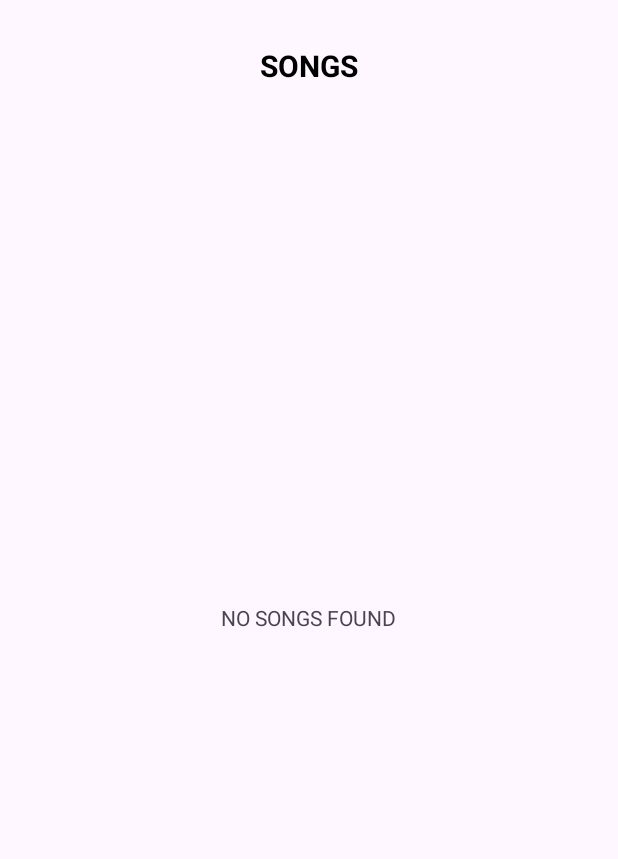
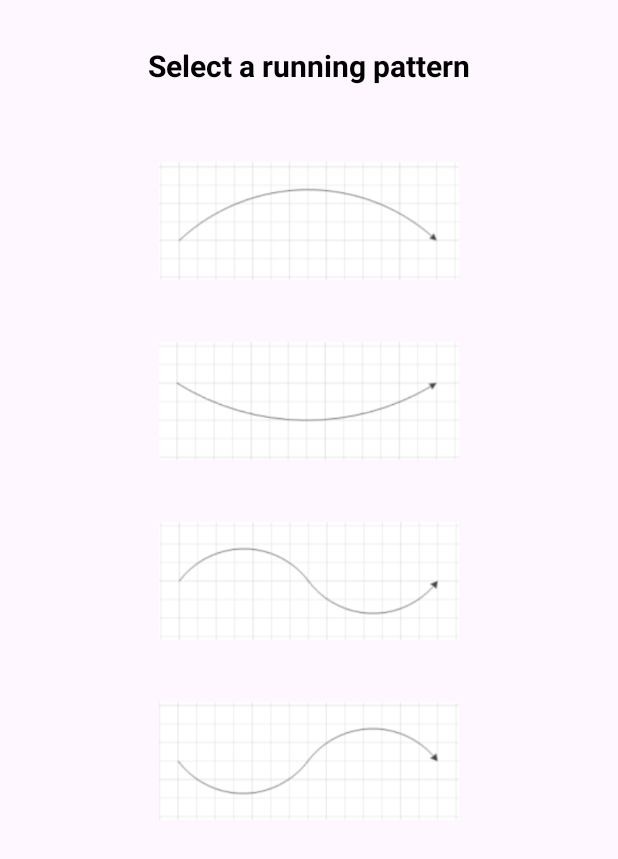
Before and after one commit to ezhou0716/MusicRunner, an Android app: the screen it shows after launch (MainActivity), on a phone screen of 412 x 824 dp. Shown: the top 859 px of the screen. Run offline under Robolectric (Android 15) with nearby library versions, the phone set to English and light mode, and no system bars.

Commit message:
New Code

```diff
--- a/app/src/main/java/com/example/musicrunner/MainActivity.java
+++ b/app/src/main/java/com/example/musicrunner/MainActivity.java
@@ -1,18 +1,15 @@
 package com.example.musicrunner;
 
+import android.Manifest;
 import android.content.Context;
 import android.content.Intent;
 import android.content.pm.PackageManager;
-import android.hardware.Sensor;
-import android.hardware.SensorEvent;
-import android.hardware.SensorEventListener;
-import android.hardware.SensorManager;
 import android.net.Uri;
 import android.os.Bundle;
 import android.os.Environment;
-import android.provider.MediaStore;
 import android.util.Log;
 import android.view.View;
+import android.widget.ImageView;
 import android.widget.TextView;
 import android.widget.Toast;
 import android.database.Cursor;
@@ -25,17 +22,14 @@ import androidx.core.graphics.Insets;
 import androidx.core.view.ViewCompat;
 import androidx.core.view.WindowInsetsCompat;
 import androidx.recyclerview.widget.LinearLayoutManager;
-import androidx.recyclerview.widget.RecyclerView;
-
-import java.io.File;
-import java.util.ArrayList;
 
 public class MainActivity extends AppCompatActivity {
 
-    RecyclerView recyclerView;
-    TextView noMusicTextView;
-
-    ArrayList<AudioModel> songsList = new ArrayList<>();
+    TextView patternsTv;
+    ImageView pattern1;
+    ImageView pattern2;
+    ImageView pattern3;
+    ImageView pattern4;
 
     @Override
     protected void onCreate(Bundle savedInstanceState) {
@@ -52,10 +46,11 @@ public class MainActivity extends AppCompatActivity {
 
         Log.w("<><><>", "in onCreate of main activity ");
 
-        recyclerView = findViewById(R.id.recycler_view);
-        recyclerView.setLayoutManager(new LinearLayoutManager(this));
-
-        noMusicTextView = findViewById(R.id.no_songs_text);
+        patternsTv = findViewById(R.id.patterns_text);
+        pattern1 = findViewById(R.id.pattern1);
+        pattern2 = findViewById(R.id.pattern2);
+        pattern3 = findViewById(R.id.pattern3);
+        pattern4 = findViewById(R.id.pattern4);
 
         if(!checkAudioPermission()){
             Log.w("<><><>", "About to request Permission.... ");
@@ -63,76 +58,19 @@ public class MainActivity extends AppCompatActivity {
             return;
         }
 
-        Log.w("<><><>", "external storage directory: " + Environment.getExternalStorageDirectory().getAbsolutePath());
-        String rootPath = Environment.getExternalStorageDirectory().getAbsolutePath();
+        pattern1.setOnClickListener(v-> runPattern(1));
+        pattern2.setOnClickListener(v-> runPattern(2));
+        pattern3.setOnClickListener(v-> runPattern(3));
+        pattern4.setOnClickListener(v-> runPattern(4));
 
-        String path=rootPath + "/MyMusic/Samples/m1.m4a";
-        File file = new File(path);
-        if(file.exists()) {
-            Log.w("<><><>", "this song exists: /MyMusic/Samples/m1.m4a");
-
-            AudioModel songData = new AudioModel(path, "m1", "180000", 0, 80); // duration will be reset
-            songsList.add(songData);
-
-        }
-        else {
-            Log.w("<><><>", "this song does not exists: /MyMusic/Samples/m1.m4a");
-        }
-
-        path=rootPath + "/MyMusic/Samples/m2.m4a";
-        file = new File(path);
-        if(file.exists()) {
-            Log.w("<><><>", "this song exists: /MyMusic/Samples/m2.m4a");
-
-            AudioModel songData = new AudioModel(path, "m2", "180000", 80, 120); // duration will be reset
-            songsList.add(songData);
-
-        }
-        else {
-            Log.w("<><><>", "this song does not exists: /MyMusic/Samples/m2.m4a");
-        }
-
-        path=rootPath + "/MyMusic/Samples/m3.m4a";
-        file = new File(path);
-        if(file.exists()) {
-            Log.w("<><><>", "this song exists: /MyMusic/Samples/m3.m4a");
-
-            AudioModel songData = new AudioModel(path, "m3", "180000", 120, 160); // duration will be reset
-            songsList.add(songData);
-
-        }
-        else {
-            Log.w("<><><>", "this song does not exists: /MyMusic/Samples/m3.m4a");
-        }
-
-        path=rootPath + "/MyMusic/Samples/m4.m4a";
-        file = new File(path);
-        if(file.exists()) {
-            Log.w("<><><>", "this song exists: /MyMusic/Samples/m4.m4a");
-
-            AudioModel songData = new AudioModel(path, "m4", "180000", 160, 220); // duration will be reset
-            songsList.add(songData);
-
-        }
-        else {
-            Log.w("<><><>", "this song does not exists: /MyMusic/Samples/m4.m4a");
-        }
-
-        if(songsList.size()==0){
-            Log.w("<><><>", "No Songs Found.");
-            noMusicTextView.setVisibility(View.VISIBLE);
-        }else{
-            //recyclerview
-            //recyclerView.setLayoutManager(new LinearLayoutManager(this));
-            recyclerView.setAdapter(new MusicListAdapter(songsList,getApplicationContext()));
-        }
+        // TODO more patterns to be added
 
     }
+
     boolean checkAudioPermission() {
-        //Android 13
-        int result = ContextCompat.checkSelfPermission(MainActivity.this, android.Manifest.permission.READ_MEDIA_AUDIO);
-        //ANDROID 10:
-        //int result = ContextCompat.checkSelfPermission(MainActivity.this, android.Manifest.permission.READ_EXTERNAL_STORAGE);
+        // android 13
+        // int result = ContextCompat.checkSelfPermission(MainActivity.this, android.Manifest.permission.READ_MEDIA_AUDIO);
+        int result = ContextCompat.checkSelfPermission(MainActivity.this, Manifest.permission.READ_EXTERNAL_STORAGE);
         if (result == PackageManager.PERMISSION_GRANTED) {
             return true;
         }
@@ -141,7 +79,7 @@ public class MainActivity extends AppCompatActivity {
         }
     }
     void requestAudioPermission() {
-        /** ANDROID 13*/
+        /** ANDROID 13
         if(ActivityCompat.shouldShowRequestPermissionRationale(MainActivity.this, android.Manifest.permission.READ_MEDIA_AUDIO)){
             Log.w("<><><>", "shouldShowRequestPermissionRationale...");
             Toast.makeText(MainActivity.this,"READ PERMISSION IS REQUIRED,PLEASE ALLOW FROM SETTINGS",Toast.LENGTH_SHORT).show();
@@ -150,9 +88,10 @@ public class MainActivity extends AppCompatActivity {
             Log.w("<><><>", "Requesting permission...");
             ActivityCompat.requestPermissions(MainActivity.this, new String[]{ android.Manifest.permission.READ_MEDIA_AUDIO}, 1);
         }
+         */
 
-        // ANDROID 10:
-        /**if(ActivityCompat.shouldShowRequestPermissionRationale(MainActivity.this, android.Manifest.permission.READ_EXTERNAL_STORAGE)){
+        // android 10
+        if(ActivityCompat.shouldShowRequestPermissionRationale(MainActivity.this, Manifest.permission.READ_EXTERNAL_STORAGE)) {
             Log.w("<><><>", "shouldShowRequestPermissionRationale...");
             Toast.makeText(MainActivity.this,"READ PERMISSION IS REQUIRED,PLEASE ALLOW FROM SETTINGS",Toast.LENGTH_SHORT).show();
         }
@@ -160,21 +99,14 @@ public class MainActivity extends AppCompatActivity {
             Log.w("<><><>", "Requesting permission...");
             ActivityCompat.requestPermissions(MainActivity.this, new String[]{ android.Manifest.permission.READ_EXTERNAL_STORAGE}, 1);
         }
-         */
     }
 
-    @Override
-    protected void onStop() {
-        super.onStop();
+    private void runPattern(int pid){
+        Log.w("<><><>", "In runPattern with pid: " + pid);
 
+        Intent intent = new Intent(getApplicationContext(), MusicListActivity.class);
+        intent.putExtra("PATTERN_ID",pid);  //  to indicate which pattern is invoked
+        startActivity(intent);
     }
 
-    @Override
-    protected void onResume() {
-        super.onResume();
-
-        if(recyclerView!=null){
-            recyclerView.setAdapter(new MusicListAdapter(songsList,getApplicationContext()));
-        }
-    }
 }
--- a/app/src/main/res/layout/activity_main.xml
+++ b/app/src/main/res/layout/activity_main.xml
@@ -10,28 +10,48 @@
     <TextView
         android:layout_width="wrap_content"
         android:layout_height="wrap_content"
-        android:id="@+id/songs_text"
+        android:id="@+id/patterns_text"
         android:textColor="@color/black"
-        android:text="SONGS"
+        android:text="Select a running pattern"
         android:textSize="20dp"
         android:textStyle="bold"
         android:padding="30dp"
         android:layout_centerHorizontal="true" />
 
-    <TextView
-        android:layout_width="wrap_content"
-        android:layout_height="wrap_content"
-        android:id="@+id/no_songs_text"
-        android:text="NO SONGS FOUND"
-        android:layout_centerInParent="true"
-        android:visibility="gone" />
+    <ImageView
+        android:layout_width="240dp"
+        android:layout_height="120dp"
+        android:id="@+id/pattern1"
+        android:layout_centerHorizontal="true"
+        android:padding="20dp"
+        android:layout_below="@id/patterns_text"
+        android:src="@drawable/pattern1"/>
 
-    <androidx.recyclerview.widget.RecyclerView
-        android:id="@+id/recycler_view"
-        android:layout_width="match_parent"
-        android:layout_height="wrap_content"
-        android:layout_below="@+id/songs_text"
-        android:layout_marginTop="10dp"/>
+    <ImageView
+        android:layout_width="240dp"
+        android:layout_height="120dp"
+        android:id="@+id/pattern2"
+        android:layout_centerHorizontal="true"
+        android:padding="20dp"
+        android:layout_below="@id/pattern1"
+        android:src="@drawable/pattern2"/>
 
+    <ImageView
+        android:layout_width="240dp"
+        android:layout_height="120dp"
+        android:id="@+id/pattern3"
+        android:layout_centerHorizontal="true"
+        android:padding="20dp"
+        android:layout_below="@id/pattern2"
+        android:src="@drawable/pattern3"/>
+
+    <ImageView
+        android:layout_width="240dp"
+        android:layout_height="120dp"
+        android:id="@+id/pattern4"
+        android:layout_centerHorizontal="true"
+        android:padding="20dp"
+        android:layout_below="@id/pattern3"
+        android:src="@drawable/pattern4"/>
 
 </RelativeLayout>
```
Also changed, not shown: app/src/main/AndroidManifest.xml (+20 -9 lines), app/src/main/java/com/example/musicrunner/MusicListActivity.java (added, +131 -0 lines), app/src/main/res/layout/activity_music_list.xml (added, +35 -0 lines), app/src/main/res/drawable/pattern1.PNG (added), app/src/main/res/drawable/pattern2.PNG (added), app/src/main/res/drawable/pattern3.PNG (added), app/src/main/res/drawable/pattern4.PNG (added), app/src/main/res/drawable/run_pattern1.png (added).
